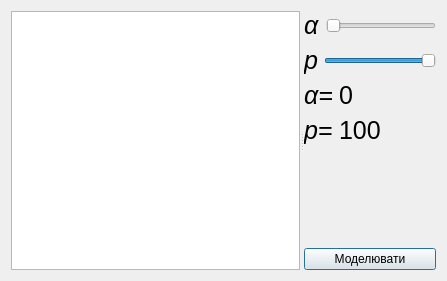
First picture: the form in exampletwo.ui, repository darkfree97/Qt-Trim, before the edit.
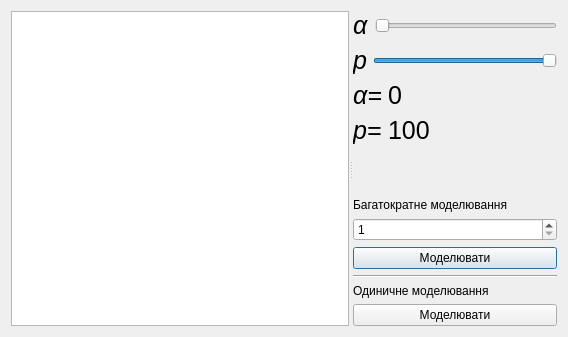
Second picture: the form after the edit.

What changed in the file:
```diff
--- a/exampletwo.ui
+++ b/exampletwo.ui
@@ -6,8 +6,8 @@
    <rect>
     <x>0</x>
     <y>0</y>
-    <width>447</width>
-    <height>281</height>
+    <width>568</width>
+    <height>337</height>
    </rect>
   </property>
   <property name="windowTitle">
@@ -23,7 +23,7 @@
       <enum>Qt::Horizontal</enum>
      </property>
      <widget class="QGraphicsView" name="graphicsView"/>
-     <widget class="QWidget" name="">
+     <widget class="QWidget" name="layoutWidget">
       <layout class="QVBoxLayout" name="verticalLayout">
        <item>
         <layout class="QHBoxLayout" name="horizontalLayout">
@@ -167,6 +167,44 @@
          </property>
         </spacer>
        </item>
+       <item>
+        <widget class="QLabel" name="label_5">
+         <property name="text">
+          <string>Багатократне моделювання</string>
+         </property>
+        </widget>
+       </item>
+       <item>
+        <widget class="QSpinBox" name="spinBox">
+         <property name="minimum">
+          <number>1</number>
+         </property>
+         <property name="maximum">
+          <number>999999999</number>
+         </property>
+        </widget>
+       </item>
+       <item>
+        <widget class="QPushButton" name="pushButton_2">
+         <property name="text">
+          <string>Моделювати</string>
+         </property>
+        </widget>
+       </item>
+       <item>
+        <widget class="Line" name="line">
+         <property name="orientation">
+          <enum>Qt::Horizontal</enum>
+         </property>
+        </widget>
+       </item>
+       <item>
+        <widget class="QLabel" name="label_6">
+         <property name="text">
+          <string>Одиничне моделювання</string>
+         </property>
+        </widget>
+       </item>
        <item>
         <widget class="QPushButton" name="pushButton">
          <property name="text">
```
